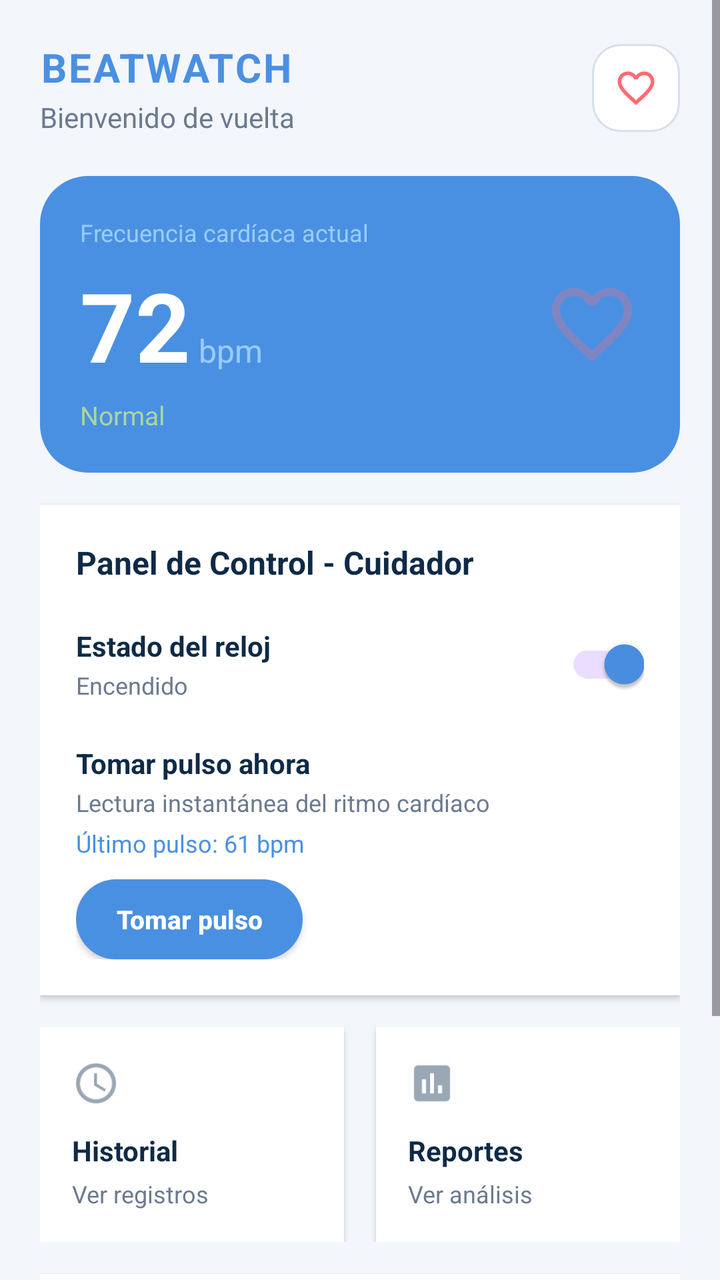
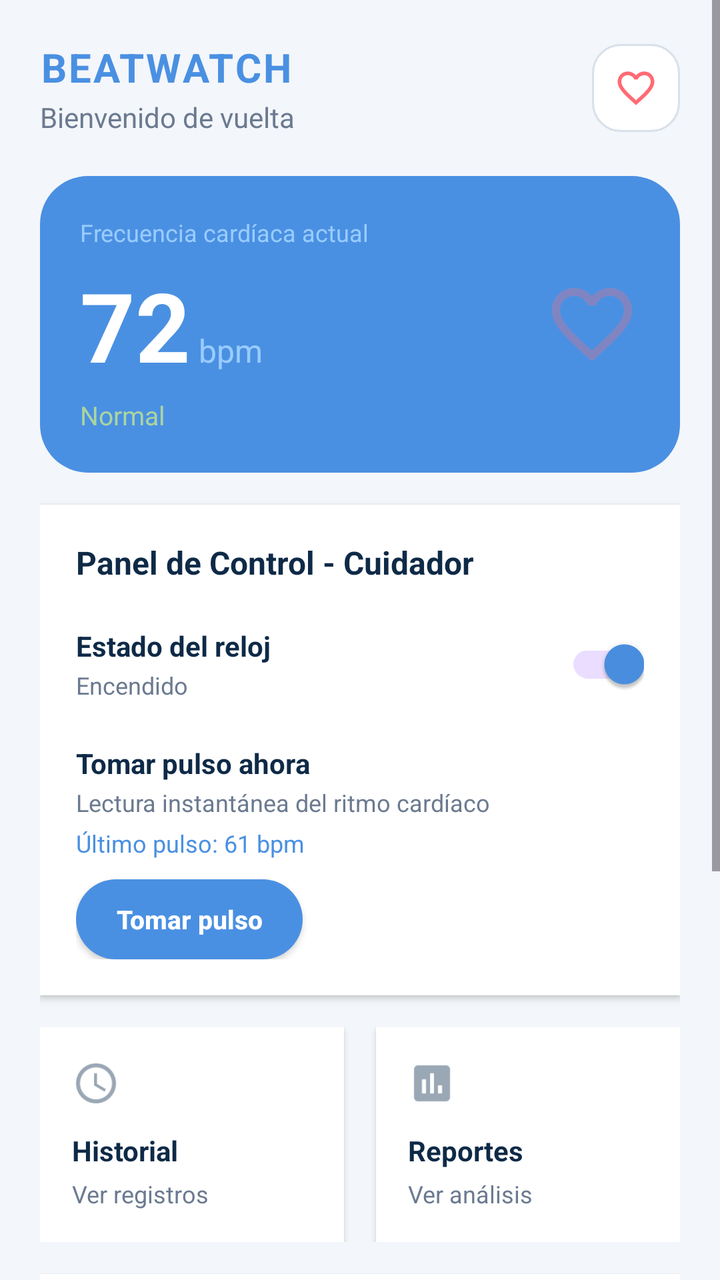

Before-and-after screenshots of an Android layout around one commit, followed by the original layout XML and the change that was made.
<!-- AndroidManifest.xml: application theme Theme.BEATWATCH -->
<!-- res/layout/fragment_inicio.xml -->
<?xml version="1.0" encoding="utf-8"?>
<ScrollView xmlns:android="http://schemas.android.com/apk/res/android"
    android:layout_width="match_parent"
    android:layout_height="match_parent"
    android:background="@color/beatwatch_background">

    <LinearLayout
        android:layout_width="match_parent"
        android:layout_height="wrap_content"
        android:orientation="vertical"
        android:padding="20dp">

        
        <LinearLayout
            android:layout_width="match_parent"
            android:layout_height="wrap_content"
            android:gravity="center_vertical"
            android:orientation="horizontal">

            <LinearLayout
                android:layout_width="0dp"
                android:layout_height="wrap_content"
                android:layout_weight="1"
                android:orientation="vertical">

                <TextView
                    android:layout_width="wrap_content"
                    android:layout_height="wrap_content"
                    android:letterSpacing="0.05"
                    android:text="@string/app_name"
                    android:textColor="@color/beatwatch_blue"
                    android:textSize="20sp"
                    android:textStyle="bold" />

                <TextView
                    android:layout_width="wrap_content"
                    android:layout_height="wrap_content"
                    android:layout_marginTop="2dp"
                    android:text="Bienvenido de vuelta"
                    android:textColor="#6B7A90"
                    android:textSize="14sp" />
            </LinearLayout>

            
            <FrameLayout
                android:layout_width="44dp"
                android:layout_height="44dp"
                android:background="@drawable/bg_token_input">

                <ImageView
                    android:layout_width="22dp"
                    android:layout_height="22dp"
                    android:layout_gravity="center"
                    android:contentDescription="Notificaciones"
                    android:src="@drawable/ic_heart_outline" />
            </FrameLayout>
        </LinearLayout>

        
        <LinearLayout
            android:layout_width="match_parent"
            android:layout_height="wrap_content"
            android:layout_marginTop="20dp"
            android:background="@drawable/bg_primary_button"
            android:orientation="horizontal"
            android:padding="20dp">

            <LinearLayout
                android:layout_width="0dp"
                android:layout_height="wrap_content"
                android:layout_weight="1"
                android:orientation="vertical">

                <TextView
                    android:layout_width="wrap_content"
                    android:layout_height="wrap_content"
                    android:text="Frecuencia cardíaca actual"
                    android:textColor="#99CCFF"
                    android:textSize="12sp" />

                <LinearLayout
                    android:layout_width="wrap_content"
                    android:layout_height="wrap_content"
                    android:layout_marginTop="6dp"
                    android:gravity="bottom"
                    android:orientation="horizontal">

                    <TextView
                        android:id="@+id/tvFrecuenciaCardiaca"
                        android:layout_width="wrap_content"
                        android:layout_height="wrap_content"
                        android:text="72"
                        android:textColor="@color/white"
                        android:textSize="48sp"
                        android:textStyle="bold" />

                    <TextView
                        android:layout_width="wrap_content"
                        android:layout_height="wrap_content"
                        android:layout_marginStart="4dp"
                        android:text="bpm"
                        android:textColor="#99CCFF"
                        android:textSize="16sp" />
                </LinearLayout>

                <TextView
                    android:id="@+id/tvEstadoFrecuencia"
                    android:layout_width="wrap_content"
                    android:layout_height="wrap_content"
                    android:layout_marginTop="4dp"
                    android:text="Normal"
                    android:textColor="#AAD4A0"
                    android:textSize="13sp" />
            </LinearLayout>

            <ImageView
                android:layout_width="48dp"
                android:layout_height="48dp"
                android:layout_gravity="center_vertical"
                android:alpha="0.3"
                android:contentDescription="Corazón"
                android:src="@drawable/ic_heart_outline" />
        </LinearLayout>

        
        <LinearLayout
            android:layout_width="match_parent"
            android:layout_height="wrap_content"
            android:layout_marginTop="16dp"
            android:background="@color/white"
            android:elevation="2dp"
            android:orientation="vertical"
            android:outlineProvider="background"
            android:padding="18dp">

            <TextView
                android:layout_width="wrap_content"
                android:layout_height="wrap_content"
                android:text="Panel de Control - Cuidador"
                android:textColor="@color/beatwatch_dark_blue"
                android:textSize="16sp"
                android:textStyle="bold" />

            
            <LinearLayout
                android:layout_width="match_parent"
                android:layout_height="wrap_content"
                android:layout_marginTop="16dp"
                android:gravity="center_vertical"
                android:orientation="horizontal">

                <LinearLayout
                    android:layout_width="0dp"
                    android:layout_height="wrap_content"
                    android:layout_weight="1"
                    android:orientation="vertical">

                    <TextView
                        android:layout_width="wrap_content"
                        android:layout_height="wrap_content"
                        android:text="Estado del reloj"
                        android:textColor="@color/beatwatch_dark_blue"
                        android:textSize="14sp"
                        android:textStyle="bold" />

                    <TextView
                        android:id="@+id/tvEstadoReloj"
                        android:layout_width="wrap_content"
                        android:layout_height="wrap_content"
                        android:layout_marginTop="2dp"
                        android:text="Encendido"
                        android:textColor="#6B7A90"
                        android:textSize="12sp" />
                </LinearLayout>

                <androidx.appcompat.widget.SwitchCompat
                    android:id="@+id/switchReloj"
                    android:layout_width="wrap_content"
                    android:layout_height="wrap_content"
                    android:checked="true"
                    android:thumbTint="@color/white"
                    android:trackTint="@color/beatwatch_blue" />
            </LinearLayout>

            
            <LinearLayout
                android:layout_width="match_parent"
                android:layout_height="wrap_content"
                android:layout_marginTop="16dp"
                android:orientation="vertical">

                <TextView
                    android:layout_width="wrap_content"
                    android:layout_height="wrap_content"
                    android:text="Tomar pulso ahora"
                    android:textColor="@color/beatwatch_dark_blue"
                    android:textSize="14sp"
                    android:textStyle="bold" />

                <TextView
                    android:layout_width="wrap_content"
                    android:layout_height="wrap_content"
                    android:layout_marginTop="2dp"
                    android:text="Lectura instantánea del ritmo cardíaco"
                    android:textColor="#6B7A90"
                    android:textSize="12sp" />

                <TextView
                    android:id="@+id/tvUltimoPulso"
                    android:layout_width="wrap_content"
                    android:layout_height="wrap_content"
                    android:layout_marginTop="4dp"
                    android:text="Último pulso: 61 bpm"
                    android:textColor="@color/beatwatch_blue"
                    android:textSize="12sp" />

                <androidx.appcompat.widget.AppCompatButton
                    android:id="@+id/btnTomarPulso"
                    android:layout_width="wrap_content"
                    android:layout_height="40dp"
                    android:layout_marginTop="10dp"
                    android:background="@drawable/bg_primary_button"
                    android:paddingHorizontal="20dp"
                    android:text="Tomar pulso"
                    android:textAllCaps="false"
                    android:textColor="@color/white"
                    android:textSize="13sp"
                    android:textStyle="bold" />
            </LinearLayout>
        </LinearLayout>

        
        <LinearLayout
            android:layout_width="match_parent"
            android:layout_height="wrap_content"
            android:layout_marginTop="16dp"
            android:orientation="horizontal">

            
            <LinearLayout
                android:id="@+id/cardHistorial"
                android:layout_width="0dp"
                android:layout_height="wrap_content"
                android:layout_marginEnd="8dp"
                android:layout_weight="1"
                android:background="@color/white"
                android:clickable="true"
                android:elevation="2dp"
                android:focusable="true"
                android:orientation="vertical"
                android:padding="16dp">

                <ImageView
                    android:layout_width="24dp"
                    android:layout_height="24dp"
                    android:contentDescription="Historial"
                    android:src="@drawable/ic_historial" />

                <TextView
                    android:layout_width="wrap_content"
                    android:layout_height="wrap_content"
                    android:layout_marginTop="12dp"
                    android:text="Historial"
                    android:textColor="@color/beatwatch_dark_blue"
                    android:textSize="14sp"
                    android:textStyle="bold" />

                <TextView
                    android:layout_width="wrap_content"
                    android:layout_height="wrap_content"
                    android:layout_marginTop="4dp"
                    android:text="Ver registros"
                    android:textColor="#6B7A90"
                    android:textSize="12sp" />
            </LinearLayout>

            
            <LinearLayout
                android:id="@+id/cardReportes"
                android:layout_width="0dp"
                android:layout_height="wrap_content"
                android:layout_marginStart="8dp"
                android:layout_weight="1"
                android:background="@color/white"
                android:clickable="true"
                android:elevation="2dp"
                android:focusable="true"
                android:orientation="vertical"
                android:padding="16dp">

                <ImageView
                    android:layout_width="24dp"
                    android:layout_height="24dp"
                    android:contentDescription="Reportes"
                    android:src="@drawable/ic_reportes" />

                <TextView
                    android:layout_width="wrap_content"
                    android:layout_height="wrap_content"
                    android:layout_marginTop="12dp"
                    android:text="Reportes"
                    android:textColor="@color/beatwatch_dark_blue"
                    android:textSize="14sp"
                    android:textStyle="bold" />

                <TextView
                    android:layout_width="wrap_content"
                    android:layout_height="wrap_content"
                    android:layout_marginTop="4dp"
                    android:text="Ver análisis"
                    android:textColor="#6B7A90"
                    android:textSize="12sp" />
            </LinearLayout>
        </LinearLayout>

        
        <LinearLayout
            android:layout_width="match_parent"
            android:layout_height="wrap_content"
            android:layout_marginTop="16dp"
            android:layout_marginBottom="20dp"
            android:background="@color/white"
            android:elevation="2dp"
            android:orientation="vertical"
            android:padding="18dp">

            <TextView
                android:layout_width="wrap_content"
                android:layout_height="wrap_content"
                android:text="Paciente"
                android:textColor="@color/beatwatch_dark_blue"
                android:textSize="16sp"
                android:textStyle="bold" />

            <LinearLayout
                android:layout_width="match_parent"
                android:layout_height="wrap_content"
                android:layout_marginTop="12dp"
                android:gravity="center_vertical"
                android:orientation="horizontal">

                <ImageView
                    android:layout_width="44dp"
                    android:layout_height="44dp"
                    android:contentDescription="Avatar"
                    android:src="@drawable/ic_perfil" />

                <LinearLayout
                    android:layout_width="0dp"
                    android:layout_height="wrap_content"
                    android:layout_marginStart="12dp"
                    android:layout_weight="1"
                    android:orientation="vertical">

                    <TextView
                        android:id="@+id/tvNombrePaciente"
                        android:layout_width="wrap_content"
                        android:layout_height="wrap_content"
                        android:textColor="@color/beatwatch_dark_blue"
                        android:textSize="15sp"
                        android:textStyle="bold" />

                    <TextView
                        android:id="@+id/tvDetallesPaciente"
                        android:layout_width="wrap_content"
                        android:layout_height="wrap_content"
                        android:layout_marginTop="2dp"
                        android:textColor="#6B7A90"
                        android:textSize="13sp" />

                    <TextView
                        android:id="@+id/tvDiagnosticoPaciente"
                        android:layout_width="wrap_content"
                        android:layout_height="wrap_content"
                        android:layout_marginTop="2dp"
                        android:textColor="@color/beatwatch_heart"
                        android:textSize="13sp" />
                </LinearLayout>
            </LinearLayout>
        </LinearLayout>

    </LinearLayout>
</ScrollView>
<!-- resources referenced by this layout -->
<resources>
  <color name="beatwatch_background">#F3F6FA</color>
  <color name="beatwatch_blue">#4A90E2</color>
  <color name="beatwatch_dark_blue">#0E2A47</color>
  <color name="beatwatch_heart">#FF6B75</color>
  <color name="white">#FFFFFF</color>
  <!-- drawable bg_primary_button (drawable) -->
  <?xml version="1.0" encoding="utf-8"?>
  <ripple xmlns:android="http://schemas.android.com/apk/res/android"
      android:color="#40FFFFFF">
      <item>
          <shape android:shape="rectangle">
              <solid android:color="@color/beatwatch_blue" />
              <corners android:radius="24dp" />
          </shape>
      </item>
  </ripple>
  <!-- drawable bg_token_input (drawable) -->
  <?xml version="1.0" encoding="utf-8"?>
  <selector xmlns:android="http://schemas.android.com/apk/res/android">
  
      <item android:state_focused="true">
          <shape android:shape="rectangle">
              <solid android:color="@color/white" />
              <stroke android:width="1.5dp" android:color="@color/beatwatch_blue" />
              <corners android:radius="14dp" />
          </shape>
      </item>
  
      <item>
          <shape android:shape="rectangle">
              <solid android:color="@color/white" />
              <stroke android:width="1dp" android:color="@color/input_border" />
              <corners android:radius="14dp" />
          </shape>
      </item>
  
  </selector>
  <!-- drawable ic_historial (drawable) -->
  <?xml version="1.0" encoding="utf-8"?>
  <vector xmlns:android="http://schemas.android.com/apk/res/android"
      android:width="24dp"
      android:height="24dp"
      android:viewportWidth="24"
      android:viewportHeight="24">
      <path
          android:fillColor="#9AA7B4"
          android:pathData="M11.99,2C6.47,2 2,6.48 2,12s4.47,10 9.99,10C17.52,22 22,17.52 22,12S17.52,2 11.99,2zM12,20c-4.42,0 -8,-3.58 -8,-8s3.58,-8 8,-8 8,3.58 8,8 -3.58,8 -8,8zM12.5,7H11v6l5.25,3.15 0.75,-1.23 -4.5,-2.67z" />
  </vector>
  <!-- drawable ic_perfil (drawable) -->
  <?xml version="1.0" encoding="utf-8"?>
  <vector xmlns:android="http://schemas.android.com/apk/res/android"
      android:width="24dp"
      android:height="24dp"
      android:viewportWidth="24"
      android:viewportHeight="24">
      <path
          android:fillColor="#9AA7B4"
          android:pathData="M12,12c2.21,0 4,-1.79 4,-4s-1.79,-4 -4,-4 -4,1.79 -4,4 1.79,4 4,4zM12,14c-2.67,0 -8,1.34 -8,4v2h16v-2c0,-2.66 -5.33,-4 -8,-4z" />
  </vector>
  <!-- drawable ic_reportes (drawable) -->
  <?xml version="1.0" encoding="utf-8"?>
  <vector xmlns:android="http://schemas.android.com/apk/res/android"
      android:width="24dp"
      android:height="24dp"
      android:viewportWidth="24"
      android:viewportHeight="24">
      <path
          android:fillColor="#9AA7B4"
          android:pathData="M19,3H5c-1.1,0 -2,0.9 -2,2v14c0,1.1 0.9,2 2,2h14c1.1,0 2,-0.9 2,-2V5c0,-1.1 -0.9,-2 -2,-2zM9,17H7v-7h2v7zM13,17h-2V7h2v10zM17,17h-2v-4h2v4z" />
  </vector>
  <string name="app_name">BEATWATCH</string>
  <style name="Theme.BEATWATCH" parent="Theme.Material3.Light.NoActionBar">
          <item name="colorPrimary">@color/beatwatch_blue</item>
          <item name="colorOnPrimary">@color/white</item>
  
          
          <item name="android:statusBarColor">@color/beatwatch_background</item>
          <item name="android:windowLightStatusBar">true</item>
          <item name="android:navigationBarColor">@color/beatwatch_background</item>
  
          
          <item name="android:windowBackground">@color/beatwatch_background</item>
      </style>
  <color name="input_border">#D8E0EA</color>
  <!-- unchanged entries left out for length: 1 -->
</resources>

<!-- the commit's change to res/layout/fragment_inicio.xml (unified diff, before → after) -->
@@ -379,5 +379,96 @@
             </LinearLayout>
         </LinearLayout>
 
+        
+        <LinearLayout
+            android:layout_width="match_parent"
+            android:layout_height="wrap_content"
+            android:layout_marginTop="16dp"
+            android:layout_marginBottom="20dp"
+            android:orientation="vertical">
+
+            <LinearLayout
+                android:layout_width="match_parent"
+                android:layout_height="wrap_content"
+                android:gravity="center_vertical"
+                android:orientation="horizontal">
+
+                <TextView
+                    android:layout_width="0dp"
+                    android:layout_height="wrap_content"
+                    android:layout_weight="1"
+                    android:text="Dispositivos enlazados"
+                    android:textColor="@color/beatwatch_dark_blue"
+                    android:textSize="16sp"
+                    android:textStyle="bold" />
+
+                <TextView
+                    android:id="@+id/tvAgregarDispositivo"
+                    android:layout_width="wrap_content"
+                    android:layout_height="wrap_content"
+                    android:clickable="true"
+                    android:focusable="true"
+                    android:padding="4dp"
+                    android:text="+ Bluetooth"
+                    android:textColor="@color/beatwatch_blue"
+                    android:textSize="14sp"
+                    android:textStyle="bold" />
+            </LinearLayout>
+
+            <TextView
+                android:id="@+id/tvCargandoDispositivos"
+                android:layout_width="match_parent"
+                android:layout_height="wrap_content"
+                android:layout_marginTop="12dp"
+                android:background="@color/white"
+                android:elevation="2dp"
+                android:gravity="center"
+                android:padding="20dp"
+                android:text="Cargando dispositivos..."
+                android:textColor="#6B7A90"
+                android:textSize="14sp" />
+
+            <LinearLayout
+                android:id="@+id/emptyDispositivos"
+                android:layout_width="match_parent"
+                android:layout_height="wrap_content"
+                android:layout_marginTop="12dp"
+                android:background="@color/white"
+                android:elevation="2dp"
+                android:gravity="center"
+                android:orientation="vertical"
+                android:padding="20dp"
+                android:visibility="gone">
+
+                <TextView
+                    android:layout_width="wrap_content"
+                    android:layout_height="wrap_content"
+                    android:text="Aún no tienes dispositivos enlazados."
+                    android:textColor="#6B7A90"
+                    android:textSize="14sp" />
+
+                <androidx.appcompat.widget.AppCompatButton
+                    android:id="@+id/btnAgregarDispositivoEmpty"
+                    android:layout_width="wrap_content"
+                    android:layout_height="40dp"
+                    android:layout_marginTop="12dp"
+                    android:background="@drawable/bg_primary_button"
+                    android:paddingHorizontal="20dp"
+                    android:text="Buscar dispositivo Bluetooth"
+                    android:textAllCaps="false"
+                    android:textColor="@color/white"
+                    android:textSize="13sp"
+                    android:textStyle="bold" />
+            </LinearLayout>
+
+            <androidx.recyclerview.widget.RecyclerView
+                android:id="@+id/rvDispositivos"
+                android:layout_width="match_parent"
+                android:layout_height="wrap_content"
+                android:layout_marginTop="12dp"
+                android:nestedScrollingEnabled="false"
+                android:visibility="gone" />
+        </LinearLayout>
+
     </LinearLayout>
 </ScrollView>
